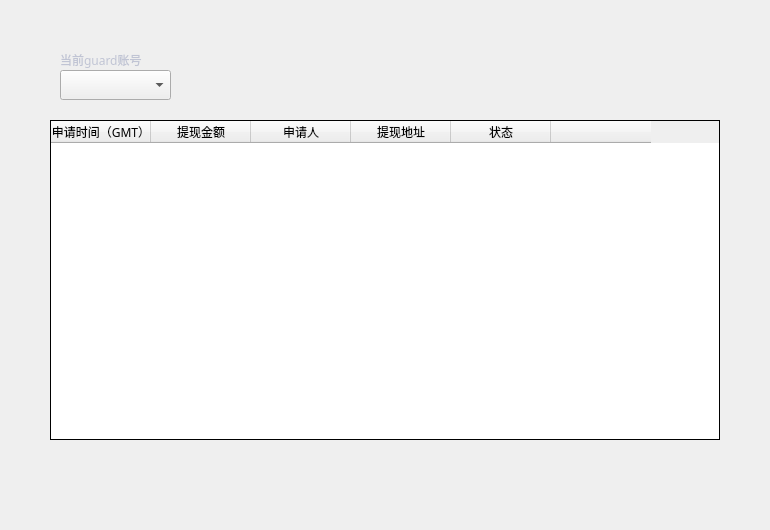
Above: LNKWallet/guard/WithdrawConfirmPage.ui from HcashOrg/hx-indicator before the change. Below: the same form after it.
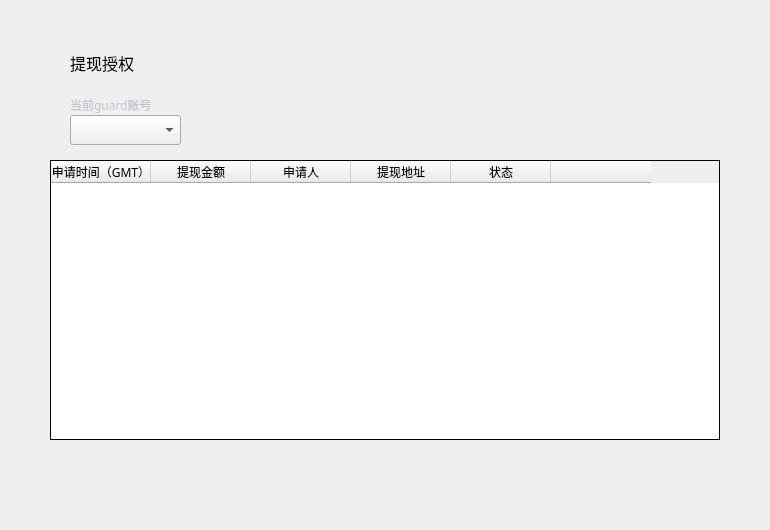
That is the form after the change.

```diff
--- a/LNKWallet/guard/WithdrawConfirmPage.ui
+++ b/LNKWallet/guard/WithdrawConfirmPage.ui
@@ -17,9 +17,9 @@
    <property name="geometry">
     <rect>
      <x>50</x>
-     <y>120</y>
+     <y>160</y>
      <width>670</width>
-     <height>320</height>
+     <height>280</height>
     </rect>
    </property>
    <property name="cursor" stdset="0">
@@ -153,8 +153,8 @@
   <widget class="QComboBox" name="accountComboBox">
    <property name="geometry">
     <rect>
-     <x>60</x>
-     <y>70</y>
+     <x>70</x>
+     <y>115</y>
      <width>111</width>
      <height>30</height>
     </rect>
@@ -176,8 +176,8 @@
   <widget class="QLabel" name="label">
    <property name="geometry">
     <rect>
-     <x>60</x>
-     <y>50</y>
+     <x>70</x>
+     <y>95</y>
      <width>100</width>
      <height>20</height>
     </rect>
@@ -197,6 +197,31 @@
     <set>Qt::AlignLeading|Qt::AlignLeft|Qt::AlignVCenter</set>
    </property>
   </widget>
+  <widget class="QLabel" name="title_label">
+   <property name="geometry">
+    <rect>
+     <x>70</x>
+     <y>50</y>
+     <width>200</width>
+     <height>26</height>
+    </rect>
+   </property>
+   <property name="font">
+    <font>
+     <family>微软雅黑</family>
+     <pointsize>12</pointsize>
+     <weight>50</weight>
+     <italic>false</italic>
+     <bold>false</bold>
+    </font>
+   </property>
+   <property name="styleSheet">
+    <string notr="true"/>
+   </property>
+   <property name="text">
+    <string>提现授权</string>
+   </property>
+  </widget>
  </widget>
  <resources/>
  <connections/>
```
